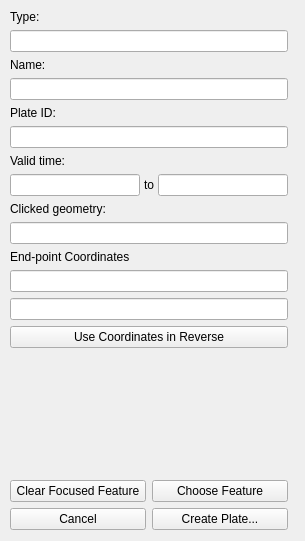
First picture: the form in src/qt-widgets/PlateClosureWidgetUi.ui, repository GPlates/GPlates, before the edit.
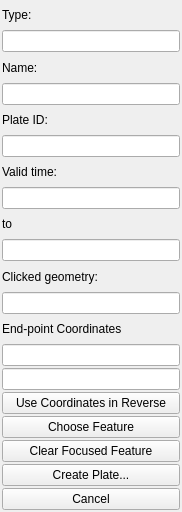
Second picture: the form after the edit.

Commit message: Changes to get all the widgets to line up properly.

The edit to the form file:
```diff
--- a/src/qt-widgets/PlateClosureWidgetUi.ui
+++ b/src/qt-widgets/PlateClosureWidgetUi.ui
@@ -5,23 +5,20 @@
    <rect>
     <x>0</x>
     <y>0</y>
-    <width>305</width>
-    <height>541</height>
+    <width>182</width>
+    <height>512</height>
    </rect>
   </property>
   <property name="windowTitle" >
    <string>Form</string>
   </property>
-  <widget class="QWidget" name="layoutWidget" >
-   <property name="geometry" >
-    <rect>
-     <x>10</x>
-     <y>10</y>
-     <width>278</width>
-     <height>520</height>
-    </rect>
+  <layout class="QVBoxLayout" name="verticalLayout" >
+   <property name="spacing" >
+    <number>2</number>
    </property>
-   <layout class="QVBoxLayout" >
+   <property name="margin" >
+    <number>2</number>
+   </property>
     <item>
      <widget class="QLabel" name="label_type" >
       <property name="text" >
@@ -81,11 +78,6 @@
      </widget>
     </item>
     <item>
-     <layout class="QHBoxLayout" >
-      <property name="spacing" >
-       <number>4</number>
-      </property>
-      <item>
        <widget class="QLineEdit" name="lineedit_time_of_appearance" >
         <property name="readOnly" >
          <bool>true</bool>
@@ -106,8 +98,6 @@
         </property>
        </widget>
       </item>
-     </layout>
-    </item>
     <item>
      <widget class="QLabel" name="label_clicked_geometry" >
       <property name="text" >
@@ -146,52 +136,34 @@
      </widget>
     </item>
     <item>
-     <spacer>
-      <property name="orientation" >
-       <enum>Qt::Vertical</enum>
-      </property>
-      <property name="sizeHint" >
-       <size>
-        <width>20</width>
-        <height>40</height>
-       </size>
-      </property>
-     </spacer>
-    </item>
-    <item>
-     <layout class="QGridLayout" >
-      <item row="0" column="0" >
-       <widget class="QPushButton" name="button_clear_feature" >
-        <property name="text" >
-         <string>Clear Focused Feature</string>
-        </property>
-       </widget>
-      </item>
-      <item row="0" column="1" >
        <widget class="QPushButton" name="button_choose_feature" >
         <property name="text" >
          <string>Choose Feature</string>
         </property>
        </widget>
       </item>
-      <item row="1" column="0" >
-       <widget class="QPushButton" name="button_cancel" >
+   <item>
+    <widget class="QPushButton" name="button_clear_feature" >
         <property name="text" >
-         <string>Cancel</string>
+      <string>Clear Focused Feature</string>
         </property>
        </widget>
       </item>
-      <item row="1" column="1" >
+   <item>
        <widget class="QPushButton" name="button_create_platepolygon" >
         <property name="text" >
          <string>Create Plate...</string>
         </property>
        </widget>
       </item>
-     </layout>
-    </item>
-   </layout>
-  </widget>
+   <item>
+    <widget class="QPushButton" name="button_cancel" >
+     <property name="text" >
+      <string>Cancel</string>
+     </property>
+    </widget>
+   </item>
+  </layout>
  </widget>
  <tabstops>
   <tabstop>lineedit_type</tabstop>
```
Lines whose indentation alone changed are shown as unchanged.
